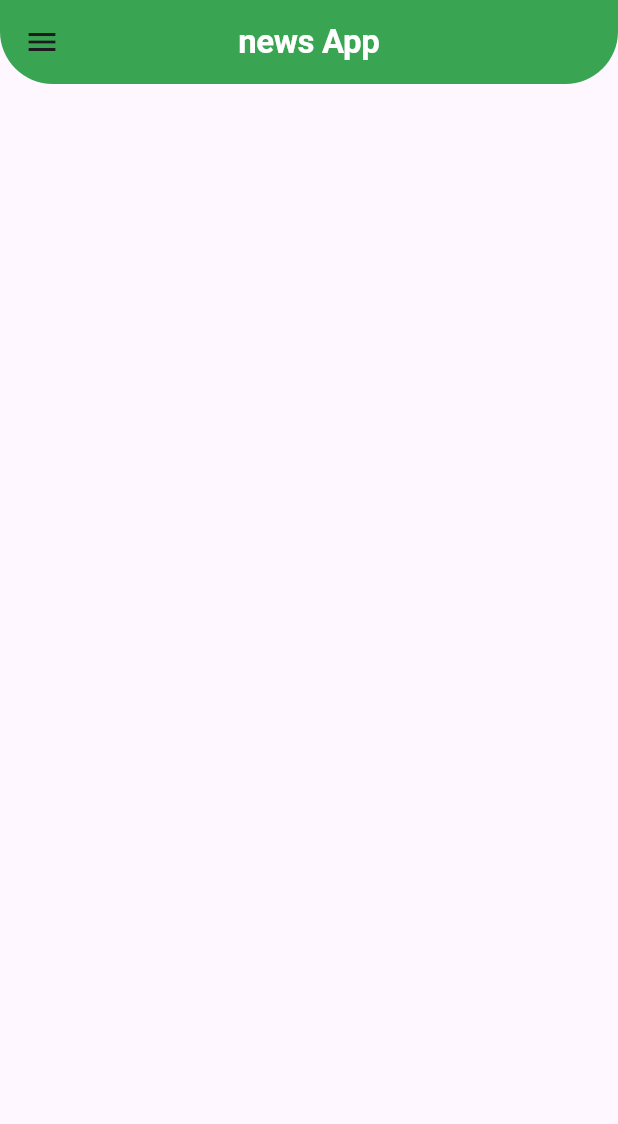
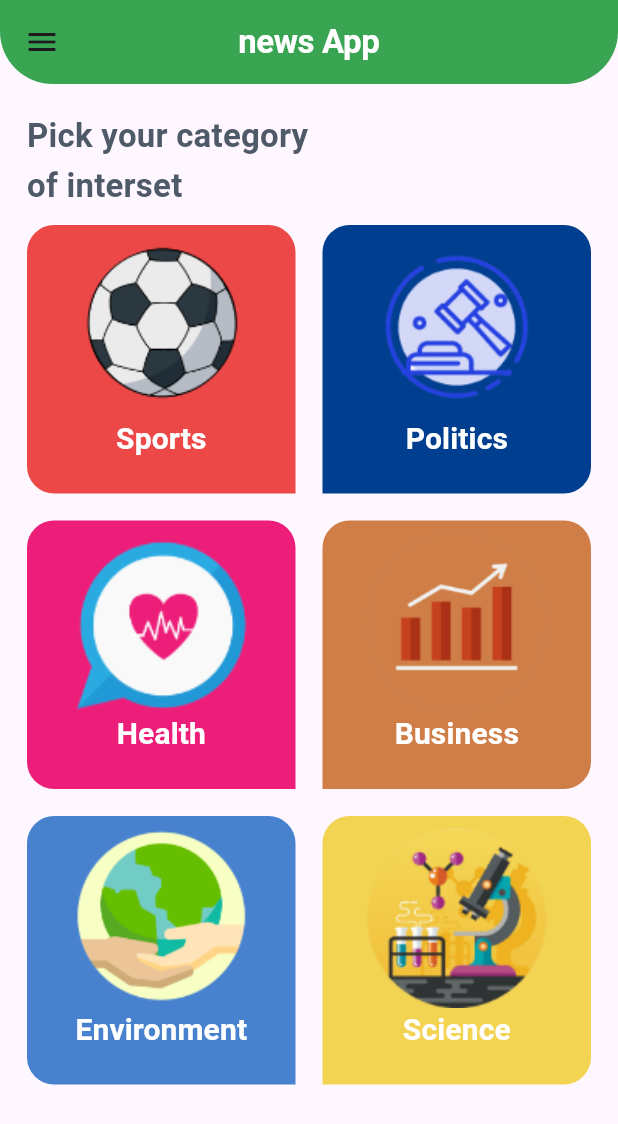
Before and after one commit to abeerghorab/News-App, a Flutter app: the screen it shows after launch, on a phone screen of 412 x 824 dp. Shown: the top 1124 px of the screen. Run offline on Flutter 3.47's test engine with Material 3 defaults, Android fonts, the phone set to English and light mode, and no system bars.

Commit message:
category-Item

```diff
--- /dev/null
+++ b/lib/home/category/category_test.dart
@@ -0,0 +1,29 @@
+import 'package:flutter/material.dart';
+
+class CategoryItem extends StatelessWidget {
+  Color color;
+  String imagePath;
+  String title;
+  int index;
+  CategoryItem(
+      {required this.title,
+      required this.color,
+      required this.index,
+      required this.imagePath});
+  @override
+  Widget build(BuildContext context) {
+    return Container(
+      decoration: BoxDecoration(
+          color: color,
+          borderRadius: BorderRadius.only(
+            bottomRight: Radius.circular((index % 2 == 0) ? 0 : 12),
+            bottomLeft: Radius.circular((index % 2 == 0) ? 12 : 0),
+            topLeft: Radius.circular(20),
+            topRight: Radius.circular(20),
+          )),
+      child: Column(
+        children: [Image.asset(imagePath), Text(title)],
+      ),
+    );
+  }
+}
--- a/lib/home/category/category_widget.dart
+++ b/lib/home/category/category_widget.dart
@@ -1,8 +1,38 @@
 import 'package:flutter/material.dart';
+import 'package:newsapp/home/category/item_category_widget.dart';
+import 'package:newsapp/model/category.dart';
 
 class CategoryWidget extends StatelessWidget {
+  var categoryList = Category.getCategoryList();
   @override
   Widget build(BuildContext context) {
-    return Container();
+    return Container(
+      margin: EdgeInsets.all(18),
+      child: Column(
+        crossAxisAlignment: CrossAxisAlignment.stretch,
+        children: [
+          Text(
+            "Pick your category\nof interset",
+            style: Theme.of(context).textTheme.subtitle1,
+          ),
+          SizedBox(
+            height: 10,
+          ),
+          Expanded(
+            child: GridView.builder(
+              gridDelegate: SliverGridDelegateWithFixedCrossAxisCount(
+                  crossAxisCount: 2, mainAxisSpacing: 18, crossAxisSpacing: 18),
+              itemBuilder: (context, index) {
+                return ItemCategoryWidget(
+                  index: index,
+                  category: categoryList[index],
+                );
+              },
+              itemCount: categoryList.length,
+            ),
+          )
+        ],
+      ),
+    );
   }
 }
--- /dev/null
+++ b/lib/home/category/item_category_widget.dart
@@ -0,0 +1,35 @@
+import 'package:flutter/material.dart';
+import 'package:newsapp/model/category.dart';
+
+class ItemCategoryWidget extends StatelessWidget {
+  Category category;
+  int index;
+  ItemCategoryWidget({required this.category, required this.index});
+  @override
+  Widget build(BuildContext context) {
+    return Container(
+      padding: EdgeInsets.all(8),
+      decoration: BoxDecoration(
+          color: Color(category.color),
+          borderRadius: BorderRadius.only(
+            bottomRight: Radius.circular((index % 2 == 0) ? 0 : 18),
+            bottomLeft: Radius.circular((index % 2 == 0) ? 18 : 0),
+            topLeft: Radius.circular(18),
+            topRight: Radius.circular(18),
+          )),
+      child: Column(
+        children: [
+          Image.asset(
+            category.imagePath,
+            height: 120,
+            fit: BoxFit.fill,
+          ),
+          Text(
+            category.title,
+            style: Theme.of(context).textTheme.subtitle2,
+          )
+        ],
+      ),
+    );
+  }
+}
--- a/lib/home/home_Screen.dart
+++ b/lib/home/home_Screen.dart
@@ -1,6 +1,7 @@
 import 'package:flutter/material.dart';
 import 'package:newsapp/drawer/Home_drawer.dart';
 import 'package:newsapp/home/category/category_widget.dart';
+import 'package:newsapp/my_theme.dart';
 
 class HomeScreen extends StatelessWidget {
   static const String routeName = "homeScreen";
--- /dev/null
+++ b/lib/model/category.dart
@@ -0,0 +1,53 @@
+class Category {
+  String id;
+  String imagePath;
+  String title;
+  int color; //39A552
+
+  Category({
+    required this.id,
+    required this.title,
+    required this.imagePath,
+    required this.color,
+  });
+  static List<Category> getCategoryList() {
+    return [
+      Category(
+        id: "sports",
+        title: "Sports",
+        imagePath: "assets/images/ball.png",
+        color: 0xffEC4848,
+      ),
+      Category(
+        id: "politics",
+        title: "Politics",
+        imagePath: "assets/images/Politics.png",
+        color: 0xff003E90,
+      ),
+      Category(
+        id: "health",
+        title: "Health",
+        imagePath: "assets/images/health.png",
+        color: 0xffED1E79,
+      ),
+      Category(
+        id: "business",
+        title: "Business",
+        imagePath: "assets/images/bussines.png",
+        color: 0xffCF7E48,
+      ),
+      Category(
+        id: "environment",
+        title: "Environment",
+        imagePath: "assets/images/environment.png",
+        color: 0xff4882CF,
+      ),
+      Category(
+        id: "science",
+        title: "Science",
+        imagePath: "assets/images/science.png",
+        color: 0xffF2D352,
+      ),
+    ];
+  }
+}
--- a/lib/my_theme.dart
+++ b/lib/my_theme.dart
@@ -25,6 +25,16 @@ class MyThemeData {
         fontSize: 20,
         fontWeight: FontWeight.bold,
       ),
+      subtitle1: TextStyle(
+        color: greyColor,
+        fontSize: 22,
+        fontWeight: FontWeight.bold,
+      ),
+      subtitle2: TextStyle(
+        color: whiteColor,
+        fontSize: 20,
+        fontWeight: FontWeight.bold,
+      ),
     ),
     appBarTheme: AppBarTheme(
       backgroundColor: primaryLightColor,
```
